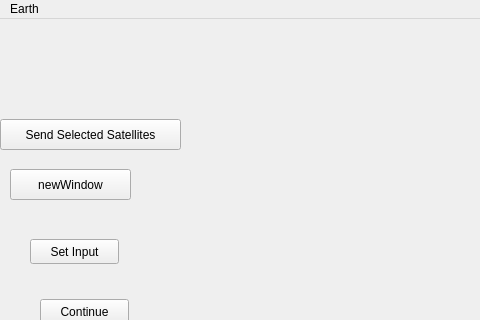
The window that FrontEnd/mainWindow/mainWindow.ui (RAGI2023/SatelliteSim) describes before a commit, drawn with Qt 5; both pictures show x 0 to 480 and y 0 to 320 of the 1302 by 692 pixel window.
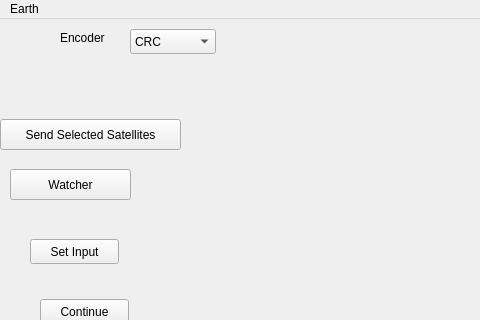
The same window after the commit.

```diff
--- a/FrontEnd/mainWindow/mainWindow.ui
+++ b/FrontEnd/mainWindow/mainWindow.ui
@@ -47,7 +47,7 @@
      </rect>
     </property>
     <property name="text">
-     <string>newWindow</string>
+     <string>Watcher</string>
     </property>
    </widget>
    <widget class="QPushButton" name="input_btn">
@@ -96,6 +96,44 @@
      <string>Continue</string>
     </property>
    </widget>
+   <widget class="QComboBox" name="encoderComboBox">
+    <property name="geometry">
+     <rect>
+      <x>130</x>
+      <y>10</y>
+      <width>86</width>
+      <height>25</height>
+     </rect>
+    </property>
+    <item>
+     <property name="text">
+      <string>CRC</string>
+     </property>
+    </item>
+    <item>
+     <property name="text">
+      <string>Parity Check-Odd</string>
+     </property>
+    </item>
+    <item>
+     <property name="text">
+      <string>Parity Check-Even</string>
+     </property>
+    </item>
+   </widget>
+   <widget class="QLabel" name="encoderLabel">
+    <property name="geometry">
+     <rect>
+      <x>60</x>
+      <y>10</y>
+      <width>67</width>
+      <height>17</height>
+     </rect>
+    </property>
+    <property name="text">
+     <string>Encoder</string>
+    </property>
+   </widget>
   </widget>
   <widget class="QMenuBar" name="menubar">
    <property name="geometry">
```
